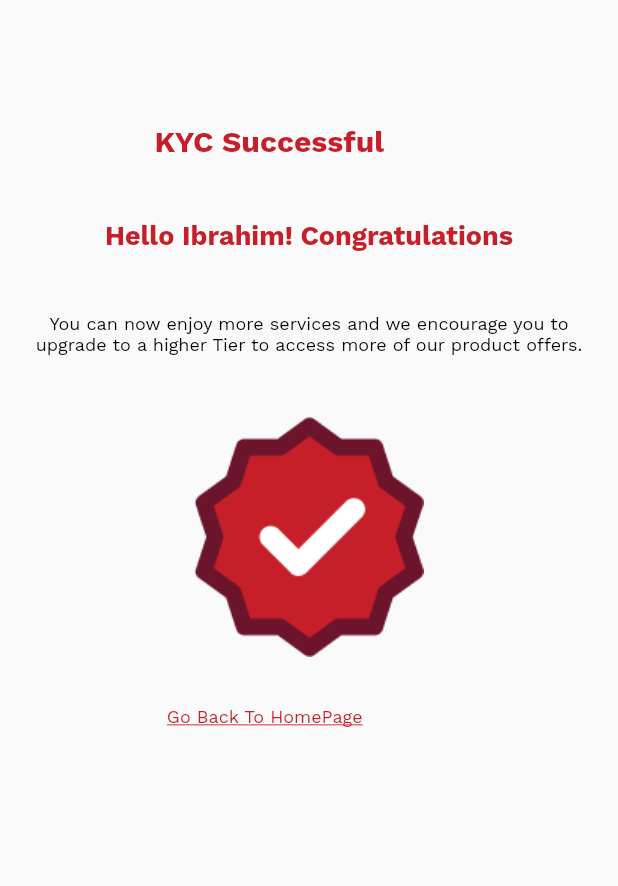
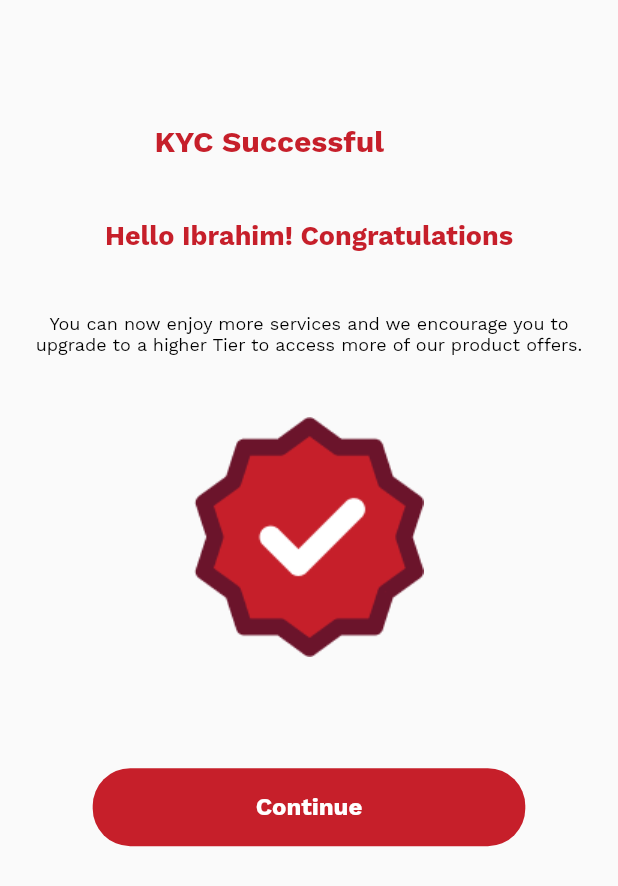
Before and after one commit to Behalal/Fagopay_mobile, a Flutter app: the kyc_success screen opened directly, on a phone screen of 412 x 824 dp. Shown: the top 886 px of the screen. Run offline on Flutter 3.47's test engine with Material 2 defaults, Android fonts, the light colour scheme and no system bars; drawn by our look-alikes of auto_size_text; our stand-ins replace dotted_decoration, equatable, flutter_native_contact_picker, flutter_progress_hud, flutter_secure_storage, flutter_svg and 8 more; missing offline and left inert: flutter_identity_kyc, numeric_keyboard; accounts and stored records are empty.

Commit message:
Success page route to home

```diff
--- a/lib/screens/individual/home/widgets/dashboard_details.dart
+++ b/lib/screens/individual/home/widgets/dashboard_details.dart
@@ -2,7 +2,9 @@
 import 'package:auto_size_text/auto_size_text.dart';
 import 'package:fagopay/screens/business/home/home.dart';
 import 'package:fagopay/screens/individual/home/dashboard_home.dart';
+import 'package:fagopay/screens/kyc/kyc_success.dart';
 import 'package:flutter/material.dart';
+import 'package:get/get.dart';
 import 'package:sizer/sizer.dart';
 
 import 'package:fagopay/models/user_model/user.dart';
--- a/lib/screens/individual/widgets/transaction_form.dart
+++ b/lib/screens/individual/widgets/transaction_form.dart
@@ -28,7 +28,8 @@ class FagoTransactionForm extends StatefulWidget {
     this.selectedBankValue,
     this.accountNumberController,
     this.onChangedOfAccountNumberController,
-    this.verifiedReceipientUser, this.onSubmitForm,
+    this.verifiedReceipientUser,
+    this.onSubmitForm,
   }) : super(key: key);
 
   @override
--- a/lib/screens/kyc/kyc_success.dart
+++ b/lib/screens/kyc/kyc_success.dart
@@ -73,26 +73,41 @@ class kyc_success extends StatelessWidget {
                 ],
               ),
               SizedBox(
-                height: 4.h,
+                height: 9.h,
               ),
               Padding(
-                padding: EdgeInsets.only(left: 22.w),
+                padding: EdgeInsets.only(left: 10.w, right: 10.w),
                 child: SizedBox(
                   width: 70.w,
                   child: GestureDetector(
-                    onTap: () {
-                      Get.to(() => DashboardHome(
+                    onTap: () => Navigator.of(context).pushAndRemoveUntil(
+                        MaterialPageRoute(
+                          builder: (context) => DashboardHome(
                             userDetails: _userUcontroller.user!,
-                          ));
-                    },
-                    child: const AutoSizeText(
-                      "Go Back To HomePage",
-                      style: TextStyle(
-                        decoration: TextDecoration.underline,
-                        fontFamily: "Work Sans",
-                        fontSize: 12,
-                        fontWeight: FontWeight.w400,
-                        color: fagoSecondaryColor,
+                            accountDetails: _userUcontroller.userAccountDetails,
+                          ),
+                        ),
+                        (Route<dynamic> route) => false),
+                    child: Container(
+                      padding:
+                          EdgeInsets.symmetric(vertical: 2.h, horizontal: 3.w),
+                      alignment: Alignment.center,
+                      decoration: const BoxDecoration(
+                          color: buttonColor,
+                          borderRadius: BorderRadius.all(Radius.circular(25))),
+                      child: Row(
+                        mainAxisAlignment: MainAxisAlignment.center,
+                        children: const [
+                          AutoSizeText(
+                            "Continue",
+                            textAlign: TextAlign.center,
+                            style: TextStyle(
+                                fontSize: 16,
+                                fontFamily: "Work Sans",
+                                fontWeight: FontWeight.w600,
+                                color: white),
+                          ),
+                        ],
                       ),
                     ),
                   ),
--- a/lib/service/constants/constants.dart
+++ b/lib/service/constants/constants.dart
@@ -9,6 +9,8 @@ class BaseAPI {
   static String cityPath = "${api}states/";
   static String authPath = "$api/auth";
   static String billPath = "${api}bills/";
+  static String validateResetOtp = "${api}verify/";
+
 
   // String headers = {
   //   "Content-Type": "application/json; charset=UTF-8",
--- a/pubspec.yaml
+++ b/pubspec.yaml
@@ -41,6 +41,7 @@ dependencies:
   flutter_identity_kyc: ^0.1.5
   permission_handler: ^10.2.0
   fluttertoast: ^8.2.1
+  pin_code_text_field: ^1.8.0
 
 dev_dependencies:
   build_runner: ^2.3.3
```
Also changed, not shown: lib/controllers/login_controller.dart (+21 -0 lines), lib/screens/authentication/recover_password_otp_screen.dart (+73 -24 lines), pubspec.lock.
